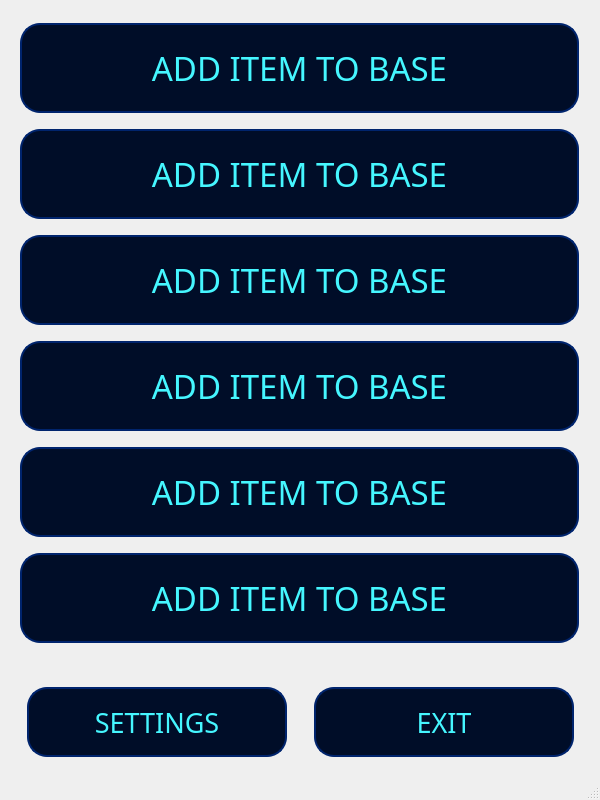
il721/EasyBack, file ui/ui_MainWindow.ui: the form before one commit.
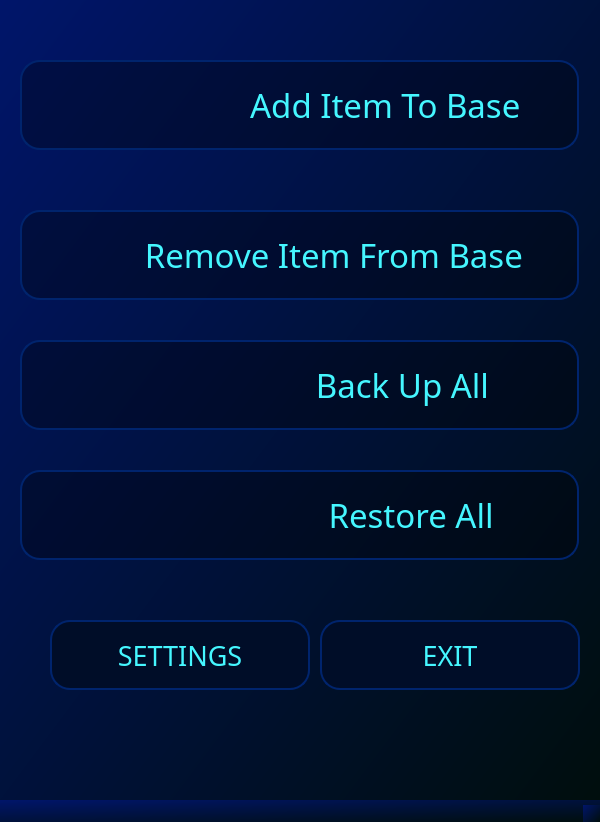
The form after the commit. Icons and pictures are not drawn.

Diff of the .ui file:
```diff
--- a/ui/ui_MainWindow.ui
+++ b/ui/ui_MainWindow.ui
@@ -24,150 +24,58 @@
   </property>
   <property name="styleSheet">
    <string notr="true">*{
-	background-image: url(:/images/images/bg_Main.png);
+	background-color: qlineargradient(spread:pad, x1:0, y1:0, x2:1, y2:1, stop:0 rgba(0, 21, 106, 255), stop:1 rgba(0, 14, 13, 255));
 }
 
-centralwidget {
-	background-image: url(:/images/images/bg_Main.png);
+
+QPushButton {
+border: 2px solid;
+color: rgb(69, 246, 255);
+border-color: rgb(0, 36, 109);
+border-radius: 20px;
+background-color: rgba(0, 0, 0, 80);
 }
-QPushBatton {
-	background-color: rgb(0, 13, 40);
-	border-color: rgb(0, 36, 109);
+
+QPushButton:hover {
+border: 3px solid;
+background-color: rgba(4, 7, 208, 80);
+border-color: rgb(0, 36, 109);
 }
-QPushBatton:hover {
-	background-color: rgb(63, 121, 197);
-	border-color: rgb(0, 36, 109);
-}
-QPushBatton:pressed {
-	background-color: rgb(100,100,100);
-	border-color: rgb(0, 36, 109);
+
+QPushButton:pressed {
+border: 2px solid;
+background-color: rgba(4, 7, 208, 100);
+border-color: rgb(170, 170 ,170);
 }</string>
   </property>
   <widget class="QWidget" name="centralwidget">
-   <widget class="QWidget" name="">
-    <property name="geometry">
-     <rect>
-      <x>20</x>
-      <y>0</y>
-      <width>561</width>
-      <height>763</height>
-     </rect>
-    </property>
-    <layout class="QVBoxLayout" name="verticalLayout">
-     <property name="spacing">
-      <number>15</number>
-     </property>
-     <item>
-      <widget class="QPushButton" name="dir">
-       <property name="enabled">
-        <bool>true</bool>
-       </property>
-       <property name="sizePolicy">
-        <sizepolicy hsizetype="Maximum" vsizetype="Maximum">
-         <horstretch>0</horstretch>
-         <verstretch>0</verstretch>
-        </sizepolicy>
-       </property>
        <property name="minimumSize">
         <size>
-         <width>559</width>
-         <height>90</height>
+     <width>600</width>
+     <height>800</height>
         </size>
        </property>
        <property name="maximumSize">
         <size>
-         <width>559</width>
-         <height>45</height>
-        </size>
-       </property>
-       <property name="font">
-        <font>
-         <family>Lexend Light</family>
-         <pointsize>25</pointsize>
-         <italic>false</italic>
-         <bold>false</bold>
-        </font>
-       </property>
-       <property name="layoutDirection">
-        <enum>Qt::LeftToRight</enum>
-       </property>
+     <width>600</width>
+     <height>800</height>
+    </size>
+   </property>
        <property name="styleSheet">
-        <string notr="true">border: 2px solid rgb(0, 36, 109);
-color: rgb(69, 246, 255);
-
-background-color: rgb(0, 13, 40);
-border-color: rgb(0, 36, 109);
-border-radius: 20px;</string>
-       </property>
-       <property name="text">
-        <string>ADD ITEM TO BASE</string>
-       </property>
-       <property name="iconSize">
-        <size>
-         <width>42</width>
-         <height>42</height>
-        </size>
-       </property>
-      </widget>
-     </item>
-     <item>
-      <widget class="QPushButton" name="dir_2">
+    <string notr="true"/>
+   </property>
+   <widget class="QPushButton" name="backup_all">
        <property name="enabled">
         <bool>true</bool>
        </property>
-       <property name="sizePolicy">
-        <sizepolicy hsizetype="Maximum" vsizetype="Maximum">
-         <horstretch>0</horstretch>
-         <verstretch>0</verstretch>
-        </sizepolicy>
-       </property>
-       <property name="minimumSize">
-        <size>
+    <property name="geometry">
+     <rect>
+      <x>20</x>
+      <y>340</y>
          <width>559</width>
          <height>90</height>
-        </size>
-       </property>
-       <property name="maximumSize">
-        <size>
-         <width>559</width>
-         <height>45</height>
-        </size>
-       </property>
-       <property name="font">
-        <font>
-         <family>Lexend Light</family>
-         <pointsize>25</pointsize>
-         <italic>false</italic>
-         <bold>false</bold>
-        </font>
-       </property>
-       <property name="layoutDirection">
-        <enum>Qt::LeftToRight</enum>
-       </property>
-       <property name="styleSheet">
-        <string notr="true">border: 2px solid rgb(0, 36, 109);
-color: rgb(69, 246, 255);
-
-background-color: rgb(0, 13, 40);
-border-color: rgb(0, 36, 109);
-border-radius: 20px;</string>
-       </property>
-       <property name="text">
-        <string>ADD ITEM TO BASE</string>
-       </property>
-       <property name="iconSize">
-        <size>
-         <width>42</width>
-         <height>42</height>
-        </size>
-       </property>
-      </widget>
-     </item>
-     <item>
-      <widget class="QPushButton" name="dir_3">
-       <property name="enabled">
-        <bool>true</bool>
-       </property>
+     </rect>
+    </property>
        <property name="sizePolicy">
         <sizepolicy hsizetype="Maximum" vsizetype="Maximum">
          <horstretch>0</horstretch>
@@ -198,29 +106,34 @@
         <enum>Qt::LeftToRight</enum>
        </property>
        <property name="styleSheet">
-        <string notr="true">border: 2px solid rgb(0, 36, 109);
-color: rgb(69, 246, 255);
-
-background-color: rgb(0, 13, 40);
-border-color: rgb(0, 36, 109);
-border-radius: 20px;</string>
+     <string notr="true"/>
        </property>
        <property name="text">
-        <string>ADD ITEM TO BASE</string>
-       </property>
+     <string>                        Back Up All</string>
+    </property>
+    <property name="icon">
+     <iconset resource="main_rc_rc.qrc">
+      <normaloff>:/icons/icons/safe_in_all.svg</normaloff>:/icons/icons/safe_in_all.svg</iconset>
+    </property>
        <property name="iconSize">
         <size>
-         <width>42</width>
-         <height>42</height>
+      <width>110</width>
+      <height>110</height>
         </size>
        </property>
       </widget>
-     </item>
-     <item>
-      <widget class="QPushButton" name="dir_4">
+   <widget class="QPushButton" name="add_item">
        <property name="enabled">
         <bool>true</bool>
        </property>
+    <property name="geometry">
+     <rect>
+      <x>20</x>
+      <y>60</y>
+      <width>559</width>
+      <height>90</height>
+     </rect>
+    </property>
        <property name="sizePolicy">
         <sizepolicy hsizetype="Maximum" vsizetype="Maximum">
          <horstretch>0</horstretch>
@@ -251,29 +164,34 @@
         <enum>Qt::LeftToRight</enum>
        </property>
        <property name="styleSheet">
-        <string notr="true">border: 2px solid rgb(0, 36, 109);
-color: rgb(69, 246, 255);
-
-background-color: rgb(0, 13, 40);
-border-color: rgb(0, 36, 109);
-border-radius: 20px;</string>
+     <string notr="true"/>
        </property>
        <property name="text">
-        <string>ADD ITEM TO BASE</string>
-       </property>
+     <string>                    Add Item To Base</string>
+    </property>
+    <property name="icon">
+     <iconset resource="main_rc_rc.qrc">
+      <normaloff>:/icons/icons/add_item.svg</normaloff>:/icons/icons/add_item.svg</iconset>
+    </property>
        <property name="iconSize">
         <size>
-         <width>42</width>
-         <height>42</height>
+      <width>80</width>
+      <height>80</height>
         </size>
        </property>
       </widget>
-     </item>
-     <item>
-      <widget class="QPushButton" name="dir_5">
+   <widget class="QPushButton" name="remove_item">
        <property name="enabled">
         <bool>true</bool>
        </property>
+    <property name="geometry">
+     <rect>
+      <x>20</x>
+      <y>210</y>
+      <width>559</width>
+      <height>90</height>
+     </rect>
+    </property>
        <property name="sizePolicy">
         <sizepolicy hsizetype="Maximum" vsizetype="Maximum">
          <horstretch>0</horstretch>
@@ -304,29 +222,34 @@
         <enum>Qt::LeftToRight</enum>
        </property>
        <property name="styleSheet">
-        <string notr="true">border: 2px solid rgb(0, 36, 109);
-color: rgb(69, 246, 255);
-
-background-color: rgb(0, 13, 40);
-border-color: rgb(0, 36, 109);
-border-radius: 20px;</string>
+     <string notr="true"/>
        </property>
        <property name="text">
-        <string>ADD ITEM TO BASE</string>
-       </property>
+     <string>        Remove Item From Base</string>
+    </property>
+    <property name="icon">
+     <iconset resource="main_rc_rc.qrc">
+      <normaloff>:/icons/icons/remove_item.svg</normaloff>:/icons/icons/remove_item.svg</iconset>
+    </property>
        <property name="iconSize">
         <size>
-         <width>42</width>
-         <height>42</height>
+      <width>72</width>
+      <height>72</height>
         </size>
        </property>
       </widget>
-     </item>
-     <item>
-      <widget class="QPushButton" name="dir_6">
+   <widget class="QPushButton" name="restore_all">
        <property name="enabled">
         <bool>true</bool>
        </property>
+    <property name="geometry">
+     <rect>
+      <x>20</x>
+      <y>470</y>
+      <width>559</width>
+      <height>90</height>
+     </rect>
+    </property>
        <property name="sizePolicy">
         <sizepolicy hsizetype="Maximum" vsizetype="Maximum">
          <horstretch>0</horstretch>
@@ -357,37 +280,34 @@
         <enum>Qt::LeftToRight</enum>
        </property>
        <property name="styleSheet">
-        <string notr="true">border: 2px solid rgb(0, 36, 109);
-color: rgb(69, 246, 255);
-
-background-color: rgb(0, 13, 40);
-border-color: rgb(0, 36, 109);
-border-radius: 20px;</string>
+     <string notr="true"/>
        </property>
        <property name="text">
-        <string>ADD ITEM TO BASE</string>
-       </property>
+     <string>                          Restore All</string>
+    </property>
+    <property name="icon">
+     <iconset resource="main_rc_rc.qrc">
+      <normaloff>:/icons/icons/restore_all.svg</normaloff>:/icons/icons/restore_all.svg</iconset>
+    </property>
        <property name="iconSize">
         <size>
-         <width>42</width>
-         <height>42</height>
+      <width>110</width>
+      <height>110</height>
         </size>
        </property>
       </widget>
-     </item>
-     <item>
-      <layout class="QHBoxLayout" name="horizontalLayout">
-       <property name="spacing">
-        <number>20</number>
-       </property>
-       <property name="topMargin">
-        <number>50</number>
-       </property>
-       <item>
         <widget class="QPushButton" name="settings">
          <property name="enabled">
           <bool>true</bool>
          </property>
+    <property name="geometry">
+     <rect>
+      <x>50</x>
+      <y>620</y>
+      <width>260</width>
+      <height>70</height>
+     </rect>
+    </property>
          <property name="sizePolicy">
           <sizepolicy hsizetype="Maximum" vsizetype="Maximum">
            <horstretch>0</horstretch>
@@ -435,12 +355,18 @@
           </size>
          </property>
         </widget>
-       </item>
-       <item>
         <widget class="QPushButton" name="exit">
          <property name="enabled">
           <bool>true</bool>
          </property>
+    <property name="geometry">
+     <rect>
+      <x>320</x>
+      <y>620</y>
+      <width>260</width>
+      <height>70</height>
+     </rect>
+    </property>
          <property name="sizePolicy">
           <sizepolicy hsizetype="Maximum" vsizetype="Maximum">
            <horstretch>0</horstretch>
@@ -488,11 +414,6 @@
           </size>
          </property>
         </widget>
-       </item>
-      </layout>
-     </item>
-    </layout>
-   </widget>
   </widget>
   <widget class="QMenuBar" name="menubar">
    <property name="geometry">
```
Left out of the diff: 4 changed lines with no effect on the pictures. Lines whose indentation alone changed are shown as unchanged.
